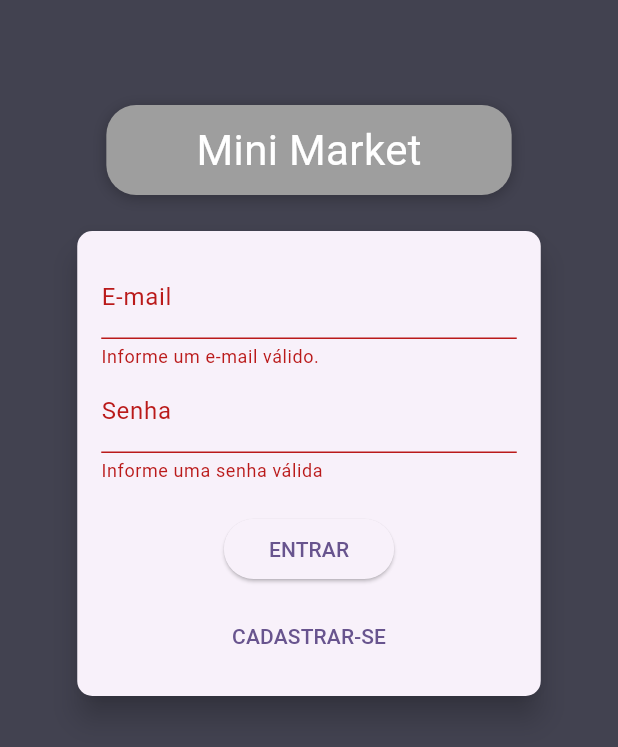
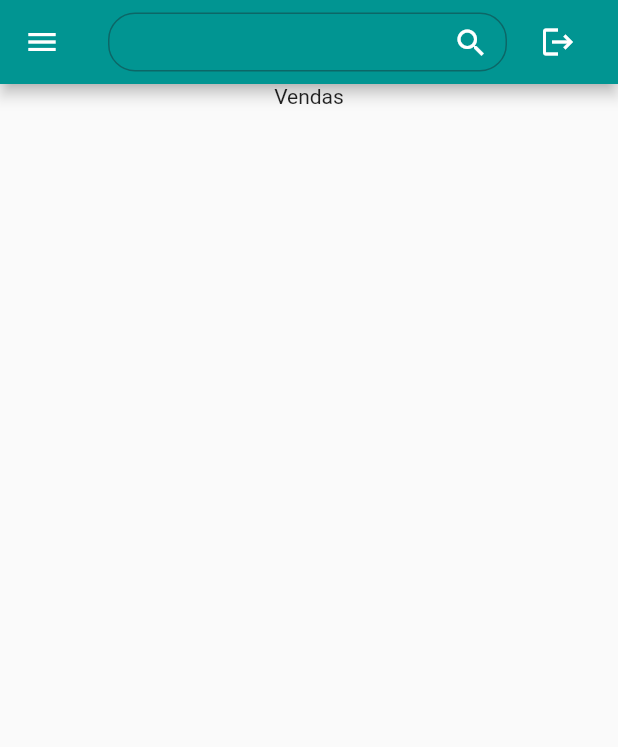
Before and after one commit to RodrigoFigueiredo346/mini_market_v1, a Flutter app: the screen it shows after launch, after a tap on "ENTRAR", on a phone screen of 412 x 824 dp. Shown: the top 747 px of the screen. Run offline on Flutter 3.47's test engine with Material 2 defaults, Android fonts, the phone set to English and light mode, and no system bars.

Commit message:
Iniciando a implementacao da tela home - vendas

```diff
--- a/lib/components/auth_form.dart
+++ b/lib/components/auth_form.dart
@@ -1,4 +1,5 @@
 import 'package:flutter/material.dart';
+import 'package:mini_market_v1/pages/home_page.dart';
 
 enum AuthMode { signup, login }
 
@@ -14,6 +15,7 @@ class _AuthFormState extends State<AuthForm> {
   final _formKey = GlobalKey<FormState>();
   bool _isLoading = false;
   AuthMode _authMode = AuthMode.login;
+
   final Map<String, String> _authData = {
     'email': '',
     'password': '',
@@ -33,23 +35,24 @@ class _AuthFormState extends State<AuthForm> {
   }
 
   void _submit() {
-    final isValid = _formKey.currentState?.validate() ?? false;
-
-    if (!isValid) {
-      return;
-    }
-
-    setState(() => _isLoading = true);
-
-    _formKey.currentState?.save();
-
-    if (_isLogin()) {
-      // Login
-    } else {
-      // Registrar
-    }
-
-    setState(() => _isLoading = false);
+    Navigator.of(context).push(MaterialPageRoute(builder: (context) => const HomePage()));
+//     final isValid = _formKey.currentState?.validate() ?? false;
+//
+//     if (!isValid) {
+//       return;
+//     }
+//
+//     setState(() => _isLoading = true);
+//
+//     _formKey.currentState?.save();
+//
+//     if (_isLogin()) {
+//       Navigator.of(context).push(MaterialPageRoute(builder: (context) => const HomePage()));
+//     } else {
+//       // Registrar
+//     }
+//
+//     setState(() => _isLoading = false);
   }
 
   @override
@@ -123,7 +126,8 @@ class _AuthFormState extends State<AuthForm> {
                         horizontal: 30,
                         vertical: 8,
                       ),
-                  ),
+                      backgroundColor: const Color.fromRGBO(1, 149, 146, 1),
+                      foregroundColor: Colors.white),
                   child: Text(
                     _authMode == AuthMode.login ? 'ENTRAR' : 'REGISTRAR',
                   ),
@@ -131,9 +135,10 @@ class _AuthFormState extends State<AuthForm> {
               const Spacer(),
               TextButton(
                 onPressed: _switchAuthMode,
-                child: Text(
-                  _isLogin() ? 'CADASTRAR-SE' : 'VOLTAR',
-                ),
+                child: Text(_isLogin() ? 'CADASTRAR-SE' : 'VOLTAR',
+                    style: const TextStyle(
+                      color: Color.fromRGBO(1, 149, 146, 1),
+                    )),
               ),
             ],
           ),
--- a/lib/main.dart
+++ b/lib/main.dart
@@ -1,5 +1,6 @@
 import 'package:flutter/material.dart';
 import 'package:mini_market_v1/pages/auth_page.dart';
+import 'package:mini_market_v1/pages/home_page.dart';
 
 void main() {
   runApp(const MyApp());
@@ -12,10 +13,12 @@ class MyApp extends StatelessWidget {
   @override
   Widget build(BuildContext context) {
     return MaterialApp(
+      debugShowCheckedModeBanner: false,
       title: 'Mini Market',
       theme: ThemeData(
         colorScheme: ColorScheme.fromSeed(seedColor: Colors.deepPurple),
-        useMaterial3: true,
+        primaryColor: const Color.fromRGBO(1, 149, 146, 1),
+        //useMaterial3: true,
       ),
       home: const AuthPage(),
     );
--- a/lib/pages/auth_page.dart
+++ b/lib/pages/auth_page.dart
@@ -11,26 +11,29 @@ class AuthPage extends StatelessWidget {
       body: Stack(
         children: [
           Container(
-            decoration: const BoxDecoration(
-              gradient: LinearGradient(
-                colors: [
-                  Color.fromRGBO(66, 66, 80, 1),
-                  Color.fromRGBO(66, 66, 80, 1),
-                ],
-                begin: Alignment.topLeft,
-                end: Alignment.bottomRight,
-              ),
-            ),
+            color: const Color.fromRGBO(66, 66, 80, 1),
+            // decoration: const BoxDecoration(
+            //   gradient: LinearGradient(
+            //     colors: [
+            //       Color.fromRGBO(66, 66, 80, 1),
+            //       Color.fromRGBO(66, 66, 80, 1),
+            //     ],
+            //     begin: Alignment.topLeft,
+            //     end: Alignment.bottomRight,
+            //   ),
+            // ),
           ),
           SingleChildScrollView(
             child: SizedBox(
               width: double.infinity,
+              child: Padding(
+                padding: const EdgeInsets.symmetric(horizontal: 40),
                 child: Column(
-                crossAxisAlignment: CrossAxisAlignment.center,
+                  crossAxisAlignment: CrossAxisAlignment.stretch,
                   //mainAxisAlignment: MainAxisAlignment.center,
                   children: [
                     Container(
-                    margin: const EdgeInsets.only(bottom: 20, top: 70),
+                      margin: const EdgeInsets.only(bottom: 40, top: 150),
                       padding: const EdgeInsets.symmetric(
                         vertical: 10,
                         horizontal: 60,
@@ -38,7 +41,7 @@ class AuthPage extends StatelessWidget {
                       // cascade operator
                       //transform: Matrix4.rotationZ(-8 * pi / 180)..translate(-10.0),
                       decoration: BoxDecoration(
-                      borderRadius: BorderRadius.circular(20),
+                        borderRadius: BorderRadius.circular(10),
                         color: Colors.grey,
                         boxShadow: const [
                           BoxShadow(
@@ -61,6 +64,7 @@ class AuthPage extends StatelessWidget {
                 ),
               ),
             ),
+          ),
         ],
       ),
     );
--- /dev/null
+++ b/lib/pages/home_page.dart
@@ -0,0 +1,60 @@
+import 'package:flutter/material.dart';
+
+class HomePage extends StatefulWidget {
+  const HomePage({Key? key}) : super(key: key);
+
+  @override
+  _HomePageState createState() => _HomePageState();
+}
+
+class _HomePageState extends State<HomePage> {
+  final TextEditingController _searchController = TextEditingController();
+
+  @override
+  Widget build(BuildContext context) {
+    return Scaffold(
+      appBar: AppBar(
+        backgroundColor: Theme.of(context).primaryColor,
+        leading: IconButton(
+          onPressed: () {},
+          icon: const Icon(Icons.menu),
+        ),
+        title: Row(
+          children: [
+            Expanded(
+              child: SizedBox(
+                height: AppBar().preferredSize.height * 0.7,
+                child: TextFormField(
+                  controller: _searchController,
+                  decoration: InputDecoration(
+                    suffixIcon: IconButton(
+                      onPressed: () {},
+                      icon: const Icon(Icons.search, color: Colors.white),
+                    ),
+                    border: const OutlineInputBorder(
+                      borderRadius: BorderRadius.all(Radius.circular(18)),
+                    ),
+                    focusedBorder: const OutlineInputBorder(
+                      borderRadius: BorderRadius.all(Radius.circular(18)),
+                      borderSide: BorderSide(color: Colors.white),
+                    ),
+                  ),
+                  style: const TextStyle(color: Colors.white),
+                  onChanged: (text) {
+                    // Handle search text changes
+                  },
+                ),
+              ),
+            ),
+            const SizedBox(width: 10),
+            IconButton(
+              onPressed: () => Navigator.of(context).pop(),
+              icon: const Icon(Icons.logout),
+            )
+          ],
+        ),
+      ),
+      body: const Align(alignment: Alignment.topCenter, child: Text('Vendas')),
+    );
+  }
+}
```
Lines whose indentation alone changed are shown as unchanged.
